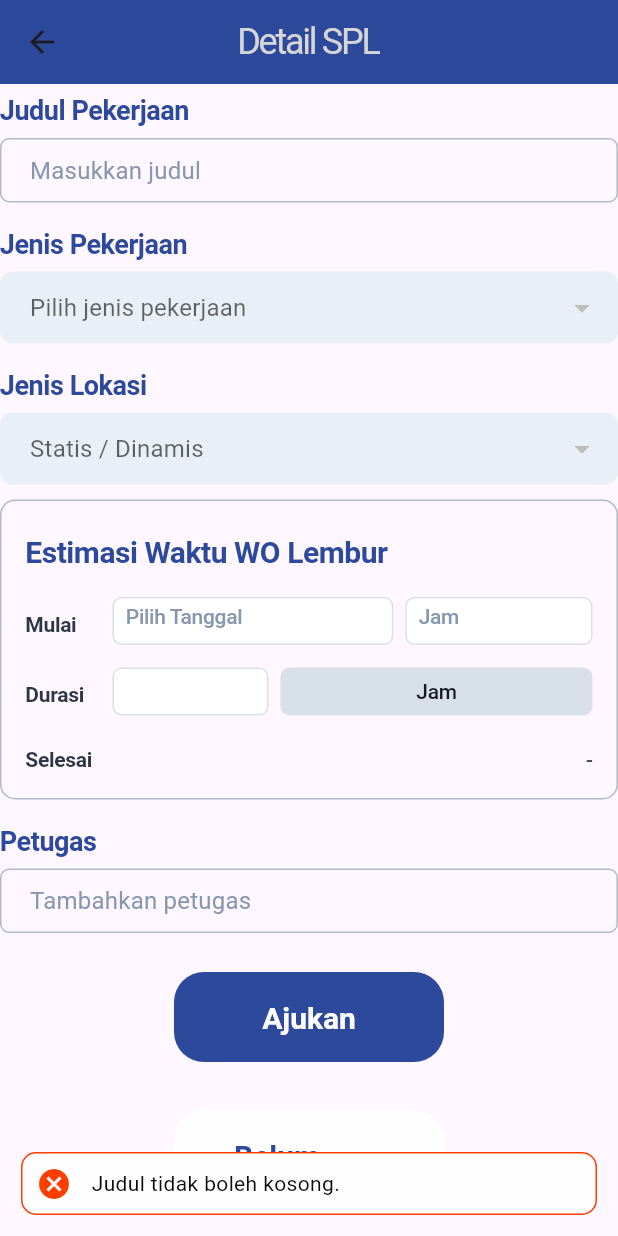
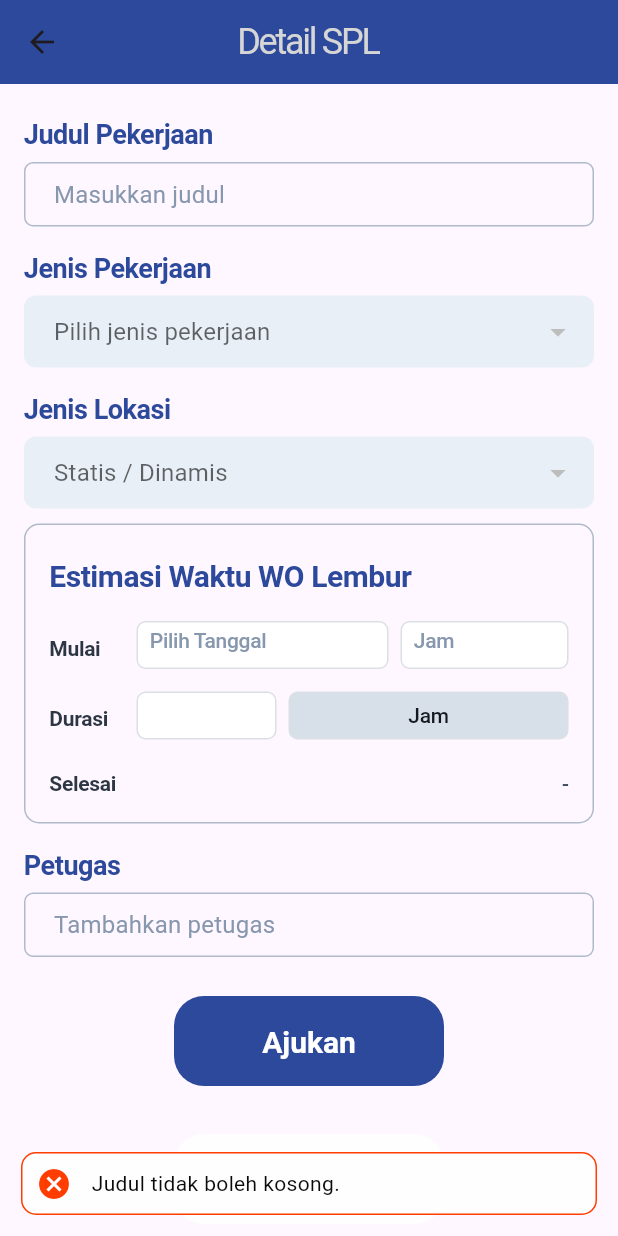
Before and after one commit to IlliyyinAkbar2002/Project-WO-Intern-PDAM-Mobile-Based, a Flutter app: the ApprovalWorkOrderDetailPage screen opened directly, after a tap on "Ajukan", on a phone screen of 412 x 824 dp. Run offline on Flutter 3.47's test engine with Material 3 defaults, Android fonts, the phone set to English and light mode, and no system bars; drawn by our look-alikes of another_flushbar; our stand-ins replace dio, equatable, flutter_bloc, flutter_dotenv, flutter_secure_storage, geolocator and 6 more; accounts and stored records are empty; network calls fail.

Commit message:
Update AndroidManifest for Google Maps API key, change backend domain, enhance user fetching logic, and improve UI layout in various pages

```diff
--- a/lib/config/app_config.dart
+++ b/lib/config/app_config.dart
@@ -21,7 +21,7 @@ class AppConfig {
   // Use default backend domain if not provided in .env
   static final String backendDomain = _getEnv(
     'BACKEND_DOMAIN',
-    'http://172.30.4.100:8000',
+    'http://172.30.4.101:8000',
   );
   static final String baseStorageUrl = _getEnv(
     'BACKEND_URL',
--- a/lib/feature/work_order/data/data_source/remote/user_remote_data_source.dart
+++ b/lib/feature/work_order/data/data_source/remote/user_remote_data_source.dart
@@ -9,16 +9,41 @@ class UserRemoteDataSource extends RemoteDatasource {
   Future<DataState<List<UserModel>>> fetchUsers() async {
     try {
       // Use parent class's get() method which includes auth headers
-      final response = await get(path: '/user');
-      final data = response.data
-          .map<UserModel>((json) => UserModel.fromMap(json))
-          .toList();
+      final response = await get(path: '/pegawai');
+      print("📥 Raw response from /pegawai: ${response.data}");
+
+      // Check first item structure
+      if (response.data is List && (response.data as List).isNotEmpty) {
+        print("📥 First pegawai item: ${(response.data as List).first}");
+        print("📥 First pegawai keys: ${(response.data as List).first.keys}");
+      }
+
+      // Transform pegawai data to User format
+      final data = (response.data as List).map<UserModel>((pegawai) {
+        print("🔍 Processing pegawai: $pegawai");
+        // Convert pegawai object to user object with nested employee
+        final transformedData = {
+          'id': pegawai['id'],
+          'pegawai_id': pegawai['id'],
+          'email': null,
+          'role_id': null,
+          'pegawai': pegawai, // Nest the pegawai object
+        };
+        final userModel = UserModel.fromMap(transformedData);
+        print(
+          "🔍 UserModel: name=${userModel.employee?.name}, nip=${userModel.employee?.nip}",
+        );
+        return userModel;
+      }).toList();
+      print("✅ Parsed ${data.length} users/pegawai");
       return DataSuccess(data);
-    } catch (e) {
+    } catch (e, stackTrace) {
+      print("❌ Error fetching pegawai: $e");
+      print("❌ Stack trace: $stackTrace");
       return DataFailed(
         DioException(
           error: e,
-          requestOptions: RequestOptions(path: '/user'),
+          requestOptions: RequestOptions(path: '/pegawai'),
         ),
       );
     }
--- a/lib/feature/work_order/data/models/employee_model.dart
+++ b/lib/feature/work_order/data/models/employee_model.dart
@@ -21,6 +21,9 @@ class EmployeeModel extends EmployeeEntity {
   String toJson() => json.encode(toMap());
 
   factory EmployeeModel.fromMap(Map<String, dynamic> map) {
+    print("🔧 EmployeeModel.fromMap received: $map");
+    print("🔧 EmployeeModel.fromMap keys: ${map.keys}");
+    print("🔧 nama value: ${map['nama']}, nip value: ${map['nip']}");
     return EmployeeModel(
       id: map['id'],
       name: map['nama'],
--- a/lib/feature/work_order/presentation/pages/assigner_page/approval_work_order_detail_page.dart
+++ b/lib/feature/work_order/presentation/pages/assigner_page/approval_work_order_detail_page.dart
@@ -24,7 +24,9 @@ class _ApprovalWorkOrderDetailPageState
   Widget build(BuildContext context) {
     return Scaffold(
       appBar: const CustomAppBar(title: 'Detail SPL'),
-      body: Column(
+      body: SingleChildScrollView(
+        padding: const EdgeInsets.all(16.0),
+        child: Column(
           children: [
             DetailWorkOrderPage(
               isOvertime: true,
@@ -37,6 +39,7 @@ class _ApprovalWorkOrderDetailPageState
             ),
           ],
         ),
+      ),
     );
   }
 
--- a/lib/feature/work_order/presentation/pages/login.dart
+++ b/lib/feature/work_order/presentation/pages/login.dart
@@ -1,6 +1,7 @@
 import 'package:dio/dio.dart';
 import 'package:flutter/material.dart';
 import 'package:flutter/services.dart';
+import 'package:mobile_intern_pdam/config/app_config.dart';
 import 'package:mobile_intern_pdam/core/resource/data_state.dart';
 import 'package:mobile_intern_pdam/core/utils/auth_storage.dart';
 import 'package:mobile_intern_pdam/feature/work_order/data/data_source/remote/auth_remote_data_source.dart';
@@ -510,7 +511,7 @@ class _LoginPageState extends State<LoginPage> {
 
       // Test root endpoint
       print('🧪 Testing connection to API server...');
-      final response = await dio.get('http://172.30.4.100:8000/api/ping');
+      final response = await dio.get('${AppConfig.backendDomain}/api/ping');
 
       print('✅ Connection successful!');
       print('📥 Response: ${response.data}');
@@ -533,7 +534,7 @@ class _LoginPageState extends State<LoginPage> {
       if (e.type == DioExceptionType.connectionTimeout) {
         errorMsg = 'Timeout - Server tidak merespon';
       } else if (e.type == DioExceptionType.connectionError) {
-        errorMsg = 'Error - Tidak dapat terhubung ke http://192.168.1.5:8000';
+        errorMsg = 'Error - Tidak dapat terhubung ke http://192.168.1.5:7';
       }
 
       if (!mounted) return;
--- a/lib/feature/work_order/presentation/widgets/button_interaction.dart
+++ b/lib/feature/work_order/presentation/widgets/button_interaction.dart
@@ -23,23 +23,32 @@ class _ButtonInteractionState extends AppStatePage<ButtonInteraction> {
   @override
   Widget buildPage(BuildContext context) {
     return widget.onPressed != null
-        ? Row(
+        ? Padding(
+            padding: const EdgeInsets.symmetric(horizontal: 16),
+            child: Row(
               mainAxisAlignment: MainAxisAlignment.center,
               children: [
-              ElevatedButton(
-                style: ElevatedButton.styleFrom(backgroundColor: color.danger),
+                Expanded(
+                  child: ElevatedButton(
+                    style: ElevatedButton.styleFrom(
+                      backgroundColor: color.danger,
+                    ),
                     onPressed: () => _showConfirmationDialog(),
                     child: const Text('Tolak'),
                   ),
+                ),
                 const SizedBox(width: 8),
-              ElevatedButton(
+                Expanded(
+                  child: ElevatedButton(
                     style: ElevatedButton.styleFrom(
                       backgroundColor: color.status[2],
                     ),
                     onPressed: () => widget.onPressed?.call('Accept'),
                     child: const Text('Terima'),
                   ),
+                ),
               ],
+            ),
           )
         : Center(
             child: Container(
```
Also changed, not shown: 1 other file. Lines whose indentation alone changed are shown as unchanged.
